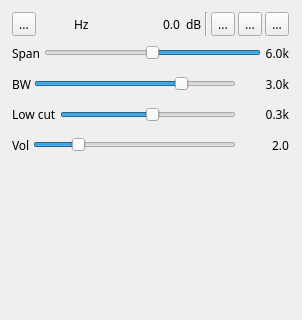
This is plugins/channel/ssb/ssbdemodgui.ui in f4exb/sdrangel as Qt 5 draws it before an edit; both pictures show x 0 to 302 and y 0 to 320 of the 302 by 461 pixel window. The edited form follows.
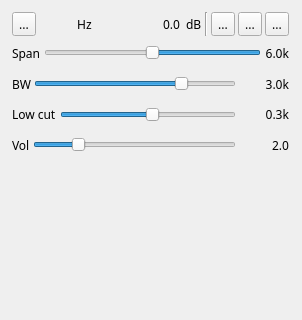
This is the edited form. Icons and pictures are not drawn. Custom widgets are drawn as their Qt base class.

Commit message: Added frequency units to BaldeRF GUI Rx center frequency dial

Patch:
```diff
--- a/plugins/channel/ssb/ssbdemodgui.ui
+++ b/plugins/channel/ssb/ssbdemodgui.ui
@@ -98,7 +98,7 @@
         <item>
          <widget class="QLabel" name="deltaUnits">
           <property name="text">
-           <string>Hz </string>
+           <string> Hz </string>
           </property>
          </widget>
         </item>
```
The commit also changes 1 other file.
